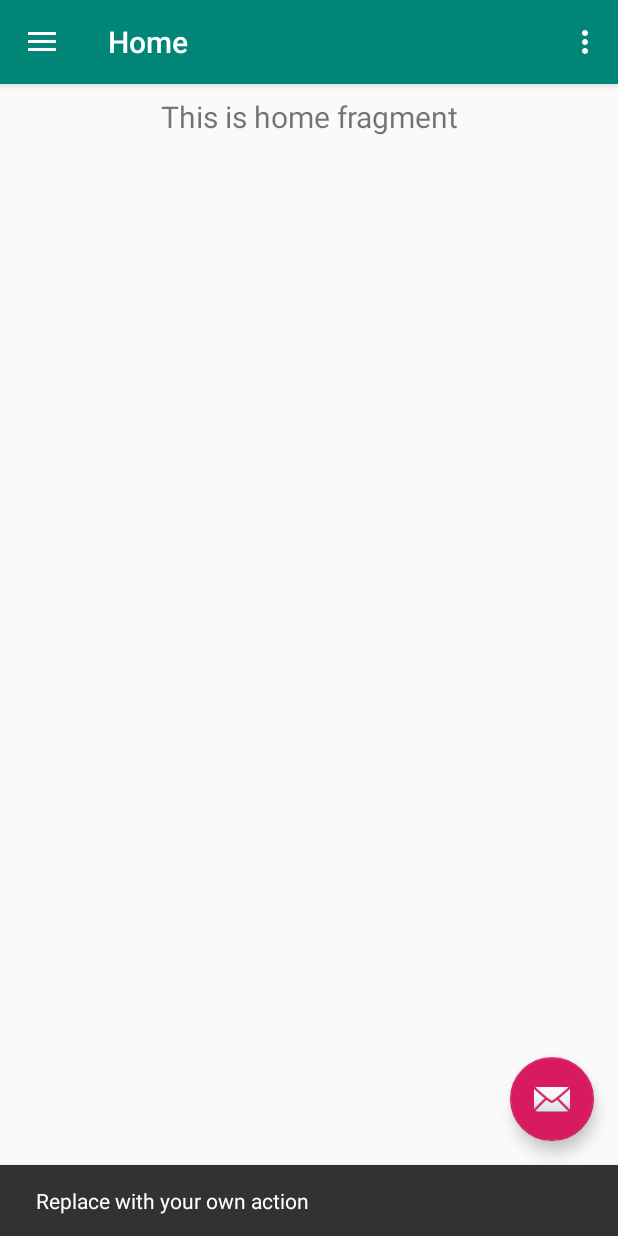
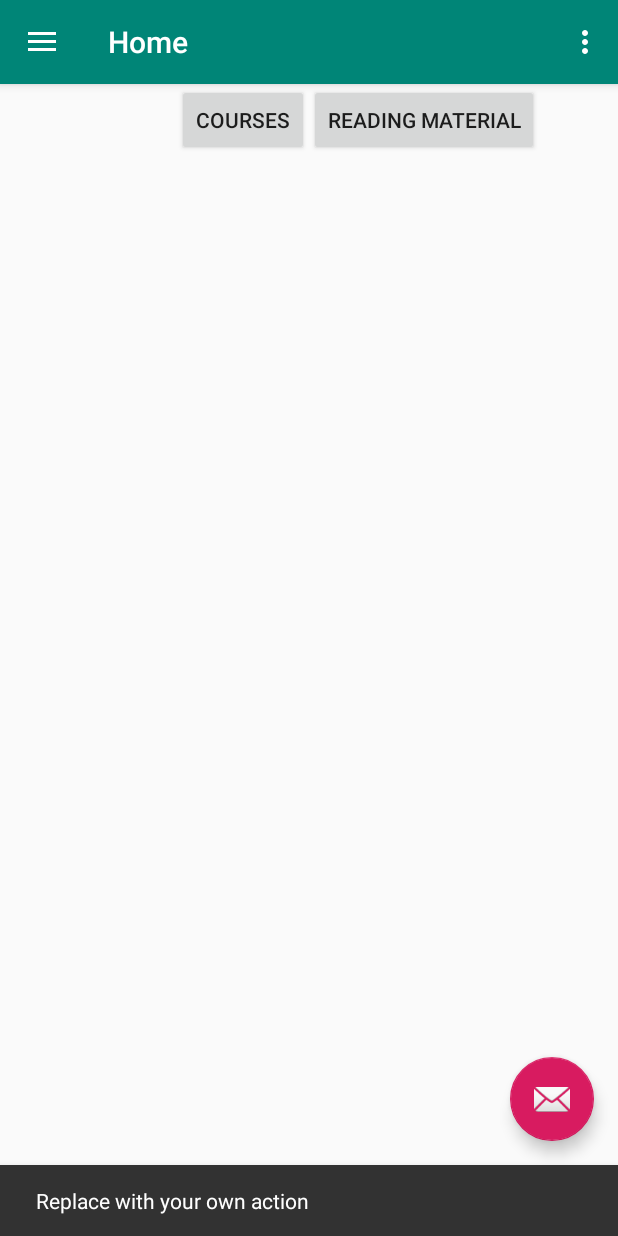
Before and after one commit to KartikeyaSingh03/Kriti_App, an Android app: the screen it shows after launch once a user with an empty profile is signed in (FeedActivity), after a tap on an icon or button, on a phone screen of 412 x 824 dp. Run offline under Robolectric (Android 15) with nearby library versions, the phone set to English and light mode, and no system bars; our stand-ins replace Firebase (no records; nobody signed in at launch, a user with empty details on screens opened directly), navigation-ui.

Commit message:
Connected Home

```diff
--- a/app/src/main/java/com/example/kriti/ui/home/HomeFragment.java
+++ b/app/src/main/java/com/example/kriti/ui/home/HomeFragment.java
@@ -1,9 +1,11 @@
 package com.example.kriti.ui.home;
 
+import android.content.Intent;
 import android.os.Bundle;
 import android.view.LayoutInflater;
 import android.view.View;
 import android.view.ViewGroup;
+import android.widget.Button;
 import android.widget.TextView;
 
 import androidx.annotation.Nullable;
@@ -12,24 +14,47 @@ import androidx.fragment.app.Fragment;
 import androidx.lifecycle.Observer;
 import androidx.lifecycle.ViewModelProviders;
 
+import com.example.kriti.CoursesActivity;
+import com.example.kriti.MainActivity;
 import com.example.kriti.R;
+import com.example.kriti.ReadingMaterialActivity;
 
 public class HomeFragment extends Fragment {
 
     private HomeViewModel homeViewModel;
+
+    private  Button courses;
+
+    private Button material;
+
+
 
     public View onCreateView(@NonNull LayoutInflater inflater,
                              ViewGroup container, Bundle savedInstanceState) {
         homeViewModel =
                 ViewModelProviders.of(this).get(HomeViewModel.class);
         View root = inflater.inflate(R.layout.fragment_home, container, false);
-        final TextView textView = root.findViewById(R.id.text_home);
-        homeViewModel.getText().observe(this, new Observer<String>() {
+        courses = (Button) root.findViewById(R.id.coursesButton) ;
+        courses.setOnClickListener(new View.OnClickListener(){
             @Override
-            public void onChanged(@Nullable String s) {
-                textView.setText(s);
+            public void onClick(View v){
+                Intent intentPost=new Intent(getContext(), CoursesActivity.class);
+                startActivity(intentPost);
+
             }
+
         });
+         material= (Button) root.findViewById(R.id.readingMaterial) ;
+        material.setOnClickListener(new View.OnClickListener(){
+            @Override
+            public void onClick(View v){
+                Intent intentPost=new Intent(getContext(), ReadingMaterialActivity.class);
+                startActivity(intentPost);
+
+            }
+
+        });
+
         return root;
     }
 }
--- a/app/src/main/res/layout/fragment_home.xml
+++ b/app/src/main/res/layout/fragment_home.xml
@@ -4,16 +4,36 @@
     android:layout_width="match_parent"
     android:layout_height="match_parent">
 
-    <TextView
-        android:id="@+id/text_home"
+    <LinearLayout
         android:layout_width="match_parent"
-        android:layout_height="wrap_content"
-        android:layout_marginStart="8dp"
-        android:layout_marginTop="8dp"
-        android:layout_marginEnd="8dp"
-        android:textAlignment="center"
-        android:textSize="20sp"
-        app:layout_constraintEnd_toEndOf="parent"
-        app:layout_constraintStart_toStartOf="parent"
-        app:layout_constraintTop_toTopOf="parent" />
+        android:layout_height="match_parent"
+        android:orientation="horizontal">
+
+        <FrameLayout
+            android:layout_width="0dp"
+            android:layout_weight="1"
+            android:layout_height="wrap_content">
+
+            <Button
+                android:layout_width="wrap_content"
+                android:layout_height="wrap_content"
+                android:text="Courses"
+                android:layout_gravity="right"
+                android:id="@+id/coursesButton"
+
+                />
+        </FrameLayout>
+        <FrameLayout
+            android:layout_width="0dp"
+            android:layout_weight="1"
+            android:layout_height="wrap_content">
+            <Button
+                android:layout_width="wrap_content"
+                android:layout_height="wrap_content"
+                android:text="Reading Material"
+                android:id="@+id/readingMaterial"
+
+                /></FrameLayout>
+    </LinearLayout>
+
 </androidx.constraintlayout.widget.ConstraintLayout>
```
Also changed, not shown: app/src/main/res/layout/activity_main.xml (+13 -13 lines).
